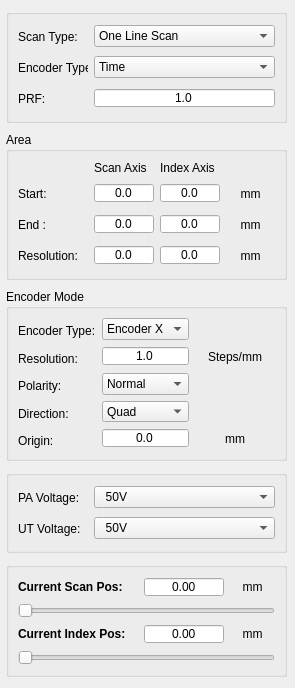
Qt form phascan_view/ui/InstrumentSettingWidget.ui (qinxingying/hello-word) before a commit.
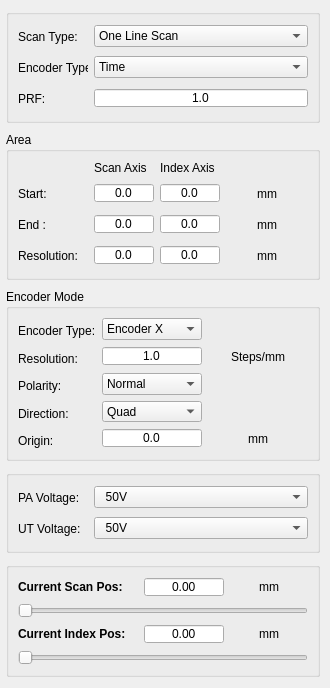
The same form after that commit.

Patch:
```diff
--- a/phascan_view/ui/InstrumentSettingWidget.ui
+++ b/phascan_view/ui/InstrumentSettingWidget.ui
@@ -6,7 +6,7 @@
    <rect>
     <x>0</x>
     <y>0</y>
-    <width>295</width>
+    <width>330</width>
     <height>688</height>
    </rect>
   </property>
@@ -45,7 +45,7 @@
        <rect>
         <x>0</x>
         <y>0</y>
-        <width>287</width>
+        <width>320</width>
         <height>686</height>
        </rect>
       </property>
```
